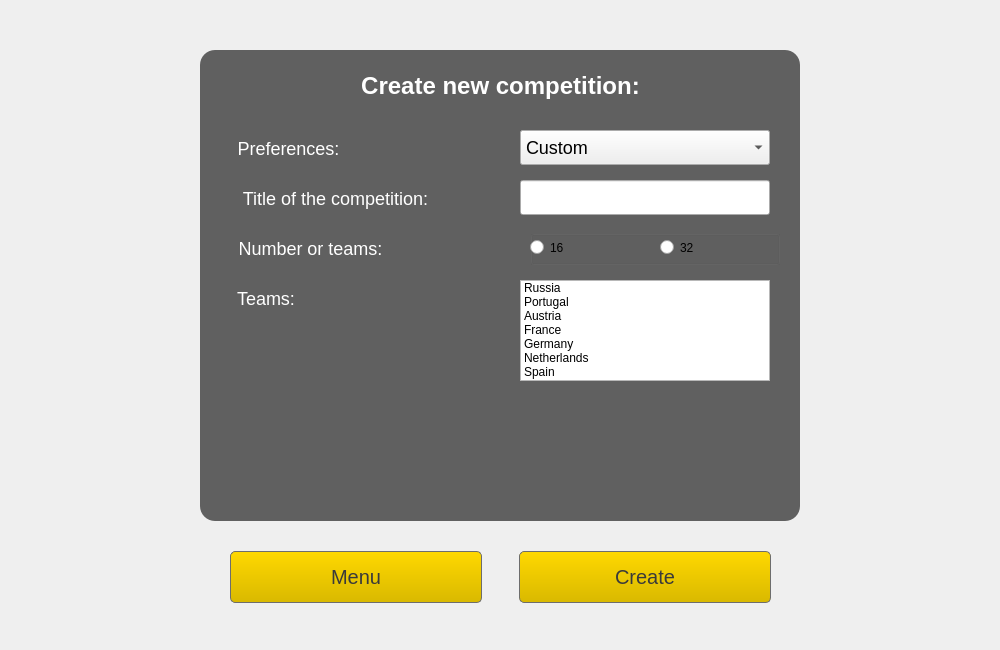
Above: sources/FootballEditor16/GUIApp/createcompdialog.ui from vaddya/FootballEditor16 before the change. Below: the same form after it.
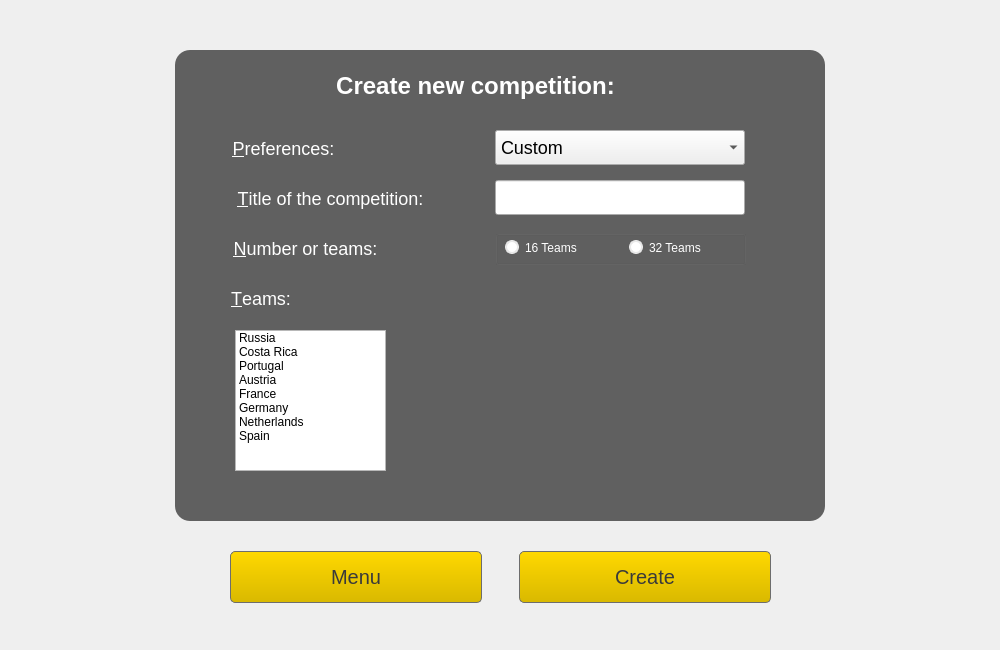
That is the form after the change. Icons and pictures are not drawn.

The edit to the form file:
```diff
--- a/sources/FootballEditor16/GUIApp/createcompdialog.ui
+++ b/sources/FootballEditor16/GUIApp/createcompdialog.ui
@@ -107,9 +107,9 @@
   <widget class="QFrame" name="frame">
    <property name="geometry">
     <rect>
-     <x>200</x>
+     <x>175</x>
      <y>50</y>
-     <width>600</width>
+     <width>650</width>
      <height>471</height>
     </rect>
    </property>
@@ -154,7 +154,7 @@
     </property>
     <property name="geometry">
      <rect>
-      <x>30</x>
+      <x>50</x>
       <y>80</y>
       <width>117</width>
       <height>37</height>
@@ -178,7 +178,7 @@
      <number>1</number>
     </property>
     <property name="text">
-     <string>Preferences:</string>
+     <string>&amp;Preferences:</string>
     </property>
     <property name="textFormat">
      <enum>Qt::AutoText</enum>
@@ -192,11 +192,14 @@
     <property name="margin">
      <number>8</number>
     </property>
+    <property name="buddy">
+     <cstring>cmbPreferences</cstring>
+    </property>
    </widget>
    <widget class="QLabel" name="lblNumberOfTeams">
     <property name="geometry">
      <rect>
-      <x>30</x>
+      <x>50</x>
       <y>180</y>
       <width>161</width>
       <height>37</height>
@@ -214,7 +217,7 @@
 width: 240px;</string>
     </property>
     <property name="text">
-     <string>Number or teams:</string>
+     <string>&amp;Number or teams:</string>
     </property>
     <property name="textFormat">
      <enum>Qt::AutoText</enum>
@@ -228,13 +231,16 @@
     <property name="margin">
      <number>8</number>
     </property>
+    <property name="buddy">
+     <cstring>rbtn16</cstring>
+    </property>
    </widget>
    <widget class="QGroupBox" name="groupBox">
     <property name="geometry">
      <rect>
-      <x>330</x>
+      <x>320</x>
       <y>180</y>
-      <width>250</width>
+      <width>251</width>
       <height>35</height>
      </rect>
     </property>
@@ -253,17 +259,44 @@
     <widget class="QRadioButton" name="rbtn32">
      <property name="geometry">
       <rect>
-       <x>130</x>
+       <x>124</x>
        <y>0</y>
-       <width>115</width>
+       <width>111</width>
        <height>35</height>
       </rect>
      </property>
      <property name="styleSheet">
-      <string notr="true">background: none;</string>
+      <string notr="true">QRadioButton {
+	background: none;
+	color: #ffffff;
+}
+
+QRadioButton:checked {
+	background: none;
+	color: #fff;
+	font-weight: bold;
+}
+
+QRadioButton::indicator::checked{ 
+	border: 2px solid #d9b900; 
+	border-radius: 7px; 
+	background-color: #ffd800; 
+	width: 10px; 
+	height: 10px; 
+	margin-left: 10px;
+}
+
+QRadioButton::indicator::unchecked{ 
+	border: 2px solid #e8e8e8; 
+	border-radius: 7px; 
+	background-color: white; 
+	width: 10px; 
+	height: 10px; 
+	margin-left: 10px;
+}</string>
      </property>
      <property name="text">
-      <string>32</string>
+      <string>32 Teams</string>
      </property>
     </widget>
     <widget class="QRadioButton" name="rbtn16">
@@ -282,62 +315,44 @@
       <enum>Qt::LeftToRight</enum>
      </property>
      <property name="styleSheet">
-      <string notr="true"/>
+      <string notr="true">QRadioButton {
+	background: none;
+	color: #ffffff;
+}
+
+QRadioButton:checked {
+	background: none;
+	color: #fff;
+	font-weight: bold;
+}
+
+QRadioButton::indicator::checked{ 
+	border: 2px solid #d9b900; 
+	border-radius: 7px; 
+	background-color: #ffd800; 
+	width: 10px; 
+	height: 10px; 
+	margin-left: 10px;
+}
+
+QRadioButton::indicator::unchecked{ 
+	border: 2px solid #e8e8e8; 
+	border-radius: 7px; 
+	background-color: white; 
+	width: 10px; 
+	height: 10px; 
+	margin-left: 10px;
+}</string>
      </property>
      <property name="text">
-      <string>16</string>
+      <string>16 Teams</string>
      </property>
     </widget>
    </widget>
-   <widget class="QListWidget" name="listWidget">
-    <property name="geometry">
-     <rect>
-      <x>320</x>
-      <y>230</y>
-      <width>250</width>
-      <height>101</height>
-     </rect>
-    </property>
-    <item>
-     <property name="text">
-      <string>Russia</string>
-     </property>
-    </item>
-    <item>
-     <property name="text">
-      <string>Portugal</string>
-     </property>
-    </item>
-    <item>
-     <property name="text">
-      <string>Austria</string>
-     </property>
-    </item>
-    <item>
-     <property name="text">
-      <string>France</string>
-     </property>
-    </item>
-    <item>
-     <property name="text">
-      <string>Germany</string>
-     </property>
-    </item>
-    <item>
-     <property name="text">
-      <string>Netherlands</string>
-     </property>
-    </item>
-    <item>
-     <property name="text">
-      <string>Spain</string>
-     </property>
-    </item>
-   </widget>
    <widget class="QLabel" name="lblTeams">
     <property name="geometry">
      <rect>
-      <x>30</x>
+      <x>50</x>
       <y>230</y>
       <width>72</width>
       <height>37</height>
@@ -355,7 +370,7 @@
 width: 240px;</string>
     </property>
     <property name="text">
-     <string>Teams:</string>
+     <string>&amp;Teams:</string>
     </property>
     <property name="textFormat">
      <enum>Qt::AutoText</enum>
@@ -369,6 +384,9 @@
     <property name="margin">
      <number>8</number>
     </property>
+    <property name="buddy">
+     <cstring>listWidget</cstring>
+    </property>
    </widget>
    <widget class="QLineEdit" name="edtTitle">
     <property name="geometry">
@@ -404,7 +422,7 @@
    <widget class="QLabel" name="lblTitle">
     <property name="geometry">
      <rect>
-      <x>30</x>
+      <x>50</x>
       <y>130</y>
       <width>211</width>
       <height>37</height>
@@ -422,7 +440,7 @@
 width: 240px;</string>
     </property>
     <property name="text">
-     <string>Title of the competition:</string>
+     <string>&amp;Title of the competition:</string>
     </property>
     <property name="textFormat">
      <enum>Qt::AutoText</enum>
@@ -436,6 +454,9 @@
     <property name="margin">
      <number>8</number>
     </property>
+    <property name="buddy">
+     <cstring>edtTitle</cstring>
+    </property>
    </widget>
    <widget class="QComboBox" name="cmbPreferences">
     <property name="geometry">
@@ -480,6 +501,59 @@
      </property>
     </item>
    </widget>
+   <widget class="QListWidget" name="listWidget">
+    <property name="geometry">
+     <rect>
+      <x>60</x>
+      <y>280</y>
+      <width>151</width>
+      <height>141</height>
+     </rect>
+    </property>
+    <property name="selectionMode">
+     <enum>QAbstractItemView::MultiSelection</enum>
+    </property>
+    <item>
+     <property name="text">
+      <string>Russia</string>
+     </property>
+    </item>
+    <item>
+     <property name="text">
+      <string>Costa Rica</string>
+     </property>
+    </item>
+    <item>
+     <property name="text">
+      <string>Portugal</string>
+     </property>
+    </item>
+    <item>
+     <property name="text">
+      <string>Austria</string>
+     </property>
+    </item>
+    <item>
+     <property name="text">
+      <string>France</string>
+     </property>
+    </item>
+    <item>
+     <property name="text">
+      <string>Germany</string>
+     </property>
+    </item>
+    <item>
+     <property name="text">
+      <string>Netherlands</string>
+     </property>
+    </item>
+    <item>
+     <property name="text">
+      <string>Spain</string>
+     </property>
+    </item>
+   </widget>
   </widget>
  </widget>
  <tabstops>
```
